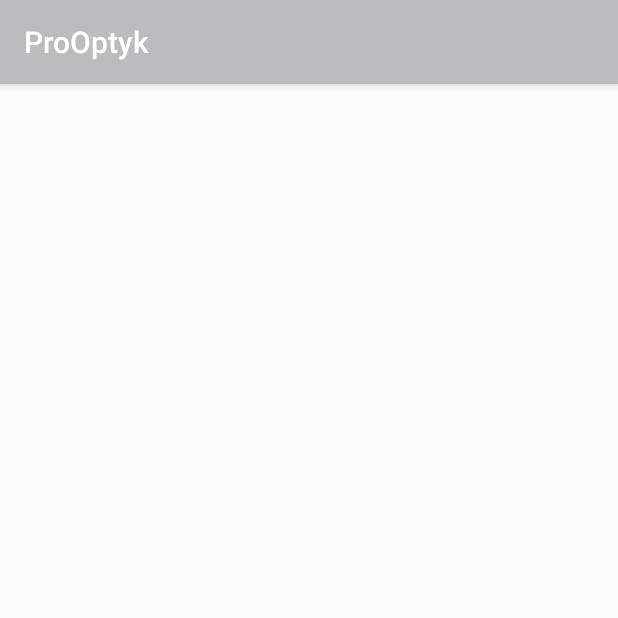
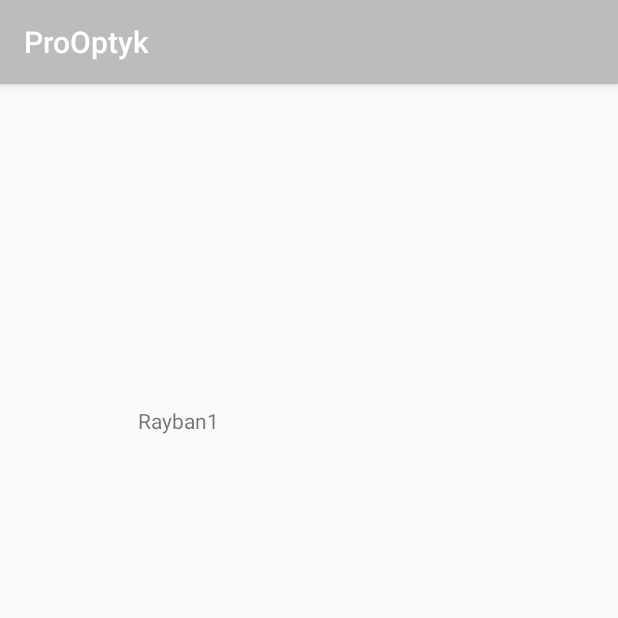
Before and after one commit to tomaszporeba/PROOptykMobile, an Android app: the MainActivity screen opened directly, with no data from a screen before it, on a phone screen of 412 x 824 dp, the top half of it. Run offline under Robolectric (Android 15) with nearby library versions, the phone set to English and light mode, and no system bars; our stand-ins replace Dagger/Hilt's generated code, Room's generated code, RxJava, data binding.

Commit message:
injecting and setting eyeglass adapter

```diff
--- a/app/src/main/java/com/example/tomas/prooptyk/data/ProOptykDatabase.kt
+++ b/app/src/main/java/com/example/tomas/prooptyk/data/ProOptykDatabase.kt
@@ -2,11 +2,12 @@ package com.example.tomas.prooptyk.data
 
 import android.arch.persistence.room.Database
 import android.arch.persistence.room.RoomDatabase
+import com.example.tomas.prooptyk.model.Eyeglass
 import com.example.tomas.prooptyk.model.User
 import com.example.tomas.prooptyk.model.UserResponse
 
 
-@Database(entities = arrayOf(User::class), version = 1)
+@Database(entities = arrayOf(User::class, Eyeglass::class), version = 1)
 abstract class ProOptykDatabase : RoomDatabase() {
 
     abstract fun userResponseDao() : UserResponseDao
--- a/app/src/main/java/com/example/tomas/prooptyk/injection/component/AppComponent.kt
+++ b/app/src/main/java/com/example/tomas/prooptyk/injection/component/AppComponent.kt
@@ -4,6 +4,7 @@ import android.app.Application
 import com.example.tomas.prooptyk.AndroidApp
 import com.example.tomas.prooptyk.injection.module.ActivityBuilder
 import com.example.tomas.prooptyk.injection.module.AppModule
+import com.example.tomas.prooptyk.injection.module.EyeglassAdapterModule
 import com.example.tomas.prooptyk.injection.module.ViewModelModule
 import com.example.tomas.prooptyk.screen.login.LoginActivityViewModel
 import com.example.tomas.prooptyk.screen.main.MainActivityViewModel
@@ -19,7 +20,7 @@ import javax.inject.Singleton
  */
 
 @Singleton
-@Component(modules = arrayOf(AndroidInjectionModule::class, AppModule::class, ActivityBuilder::class, ViewModelModule::class))
+@Component(modules = arrayOf(AndroidInjectionModule::class, AppModule::class, ActivityBuilder::class, ViewModelModule::class, EyeglassAdapterModule::class))
 interface AppComponent {
 
 
--- /dev/null
+++ b/app/src/main/java/com/example/tomas/prooptyk/injection/module/EyeglassAdapterModule.kt
@@ -0,0 +1,18 @@
+package com.example.tomas.prooptyk.injection.module
+
+import android.app.Application
+import com.example.tomas.prooptyk.utils.adapter.EyeglassAdapter
+import dagger.Module
+import dagger.Provides
+import javax.inject.Singleton
+
+@Module
+class EyeglassAdapterModule {
+
+    @Provides
+    fun provideEyeglassAdapter(): EyeglassAdapter {
+        return EyeglassAdapter()
+    }
+
+
+}
--- a/app/src/main/java/com/example/tomas/prooptyk/injection/module/ViewModelModule.kt
+++ b/app/src/main/java/com/example/tomas/prooptyk/injection/module/ViewModelModule.kt
@@ -2,18 +2,18 @@ package com.example.tomas.prooptyk.injection.module
 
 import android.arch.lifecycle.ViewModel
 import android.arch.lifecycle.ViewModelProvider
+import android.util.Log
 import com.example.tomas.prooptyk.screen.login.LoginActivityViewModel
+import com.example.tomas.prooptyk.screen.main.MainActivityViewModel
 import com.example.tomas.prooptyk.viewmodel.ViewModelKey
 import dagger.Binds
-import dagger.MapKey
 import dagger.Module
 import dagger.multibindings.IntoMap
 import javax.inject.Inject
 import javax.inject.Provider
 import javax.inject.Singleton
-import kotlin.reflect.KClass
 
-@Suppress("UNCHECKED_CAST")
+
 @Singleton
 class ViewModelFactory @Inject
 constructor(
@@ -21,10 +21,12 @@ constructor(
                 @JvmSuppressWildcards Provider<ViewModel>>
 ) : ViewModelProvider.Factory {
 
+    @Suppress("UNCHECKED_CAST")
     override fun <T : ViewModel> create(modelClass: Class<T>): T {
         var creator: Provider<out ViewModel>? = creators[modelClass]
         if (creator == null) {
             for ((key, value) in creators) {
+                Log.e("error", "log")
                 if (modelClass.isAssignableFrom(key)) {
                     creator = value
                     break
@@ -55,7 +57,12 @@ abstract class ViewModelModule {
     @Binds
     @IntoMap
     @ViewModelKey(LoginActivityViewModel::class)
-    abstract fun bindLoginActivityViewModel(mainViewModel: LoginActivityViewModel): ViewModel
+    abstract fun bindLoginActivityViewModel(loginViewModel: LoginActivityViewModel): ViewModel
+
+    @Binds
+    @IntoMap
+    @ViewModelKey(MainActivityViewModel::class)
+    abstract fun bindMainActivityViewModel(mainViewModel: MainActivityViewModel): ViewModel
 
 
 }
--- /dev/null
+++ b/app/src/main/java/com/example/tomas/prooptyk/model/Eyeglass.kt
@@ -0,0 +1,28 @@
+package com.example.tomas.prooptyk.model
+
+import android.arch.persistence.room.ColumnInfo
+import android.arch.persistence.room.Entity
+import android.arch.persistence.room.PrimaryKey
+import io.reactivex.annotations.NonNull
+
+
+@Entity(tableName = "eyeglass")
+class Eyeglass(
+        @PrimaryKey(autoGenerate = true)
+        @NonNull
+        @ColumnInfo(name = "eyeglass")
+        var Id : Int? = -1,
+
+        var holderName : String? = "",
+
+        var purchasePrice : Double? = -1.0,
+
+        var clientPrice : Double? = -1.0,
+
+        var vat : String? = "",
+
+        var availability : Int? = -1,
+
+        var color : String? = "",
+
+        var salon: String? = "")
--- a/app/src/main/java/com/example/tomas/prooptyk/model/User.kt
+++ b/app/src/main/java/com/example/tomas/prooptyk/model/User.kt
@@ -10,7 +10,7 @@ data class User(
         @PrimaryKey(autoGenerate = true)
         @NonNull
         @ColumnInfo(name = "id")
-        var id: Int = -1,
+        var id: Int? = null,
 
         @ColumnInfo(name = "username")
         var username: String = ""
--- a/app/src/main/java/com/example/tomas/prooptyk/screen/login/LoginActivity.kt
+++ b/app/src/main/java/com/example/tomas/prooptyk/screen/login/LoginActivity.kt
@@ -9,12 +9,10 @@ import android.databinding.DataBindingUtil
 import android.os.Bundle
 import com.example.tomas.prooptyk.R
 import com.example.tomas.prooptyk.databinding.ActivityLoginBinding
-import com.example.tomas.prooptyk.injection.module.ActivityBuilder
 import com.example.tomas.prooptyk.screen.main.MainActivity
 import dagger.android.AndroidInjection
 import io.reactivex.disposables.CompositeDisposable
 import org.jetbrains.anko.intentFor
-import org.jetbrains.anko.startActivity
 import javax.inject.Inject
 
 class LoginActivity : AppCompatActivity() {
--- a/app/src/main/java/com/example/tomas/prooptyk/screen/main/MainActivity.kt
+++ b/app/src/main/java/com/example/tomas/prooptyk/screen/main/MainActivity.kt
@@ -1,20 +1,55 @@
 package com.example.tomas.prooptyk.screen.main
 
+import android.arch.lifecycle.Observer
+import android.arch.lifecycle.ViewModelProvider
+import android.arch.lifecycle.ViewModelProviders
+import android.databinding.DataBindingUtil
 import android.os.Bundle
+import android.support.v7.app.AppCompatActivity
+import android.support.v7.widget.LinearLayoutManager
+import android.support.v7.widget.RecyclerView
 import com.example.tomas.prooptyk.R
-import dagger.android.DaggerActivity
+import com.example.tomas.prooptyk.databinding.ActivityMainBinding
+import com.example.tomas.prooptyk.utils.adapter.EyeglassAdapter
+import dagger.android.AndroidInjection
 import io.reactivex.disposables.CompositeDisposable
 import javax.inject.Inject
 
-class MainActivity : DaggerActivity() {
+class MainActivity : AppCompatActivity() {
 
     private val compositeDisposable by lazy { CompositeDisposable() }
 
-    @Inject lateinit var mainActivityViewModel: MainActivityViewModel
+    lateinit var binding : ActivityMainBinding
+
+    @Inject
+    lateinit var viewModelFactory : ViewModelProvider.Factory
+
+    private var recyclerView : RecyclerView? = null
+
+    @Inject
+    lateinit var eyeglassAdapter : EyeglassAdapter
 
     override fun onCreate(savedInstanceState: Bundle?) {
         super.onCreate(savedInstanceState)
-        setContentView(R.layout.activity_main)
+
+        binding = DataBindingUtil.setContentView(this, R.layout.activity_main)
+        AndroidInjection.inject(this)
+        val viewModel = ViewModelProviders.of(this, viewModelFactory).get(MainActivityViewModel::class.java)
+        binding.viewModel = viewModel
+
+        recyclerView = findViewById(R.id.eyeglassRecyclerView)
+
+        viewModel.getEyeglassList().observe(this, Observer { eyeglassArray ->
+            eyeglassAdapter!!.setEyeglassList(eyeglassArray)
+            recyclerView!!.layoutManager = LinearLayoutManager(this)
+            recyclerView!!.adapter = eyeglassAdapter
+
+        })
+
+//        viewModel.getEyeglassList()
+
+
+
 
     }
 
--- a/app/src/main/java/com/example/tomas/prooptyk/screen/main/MainActivityViewModel.kt
+++ b/app/src/main/java/com/example/tomas/prooptyk/screen/main/MainActivityViewModel.kt
@@ -1,7 +1,26 @@
 package com.example.tomas.prooptyk.screen.main
+
+import android.arch.lifecycle.MutableLiveData
+import android.arch.lifecycle.ViewModel
+import com.example.tomas.prooptyk.model.Eyeglass
+import javax.inject.Inject
 
 /**
  * Created by tomas on 13.08.2018.
  */
-class MainActivityViewModel() {
+class MainActivityViewModel @Inject constructor() : ViewModel() {
+
+    var mutableEyeglassArray = MutableLiveData<ArrayList<Eyeglass>>()
+    var eyeglassArray = ArrayList<Eyeglass>()
+    fun getEyeglassList(): MutableLiveData<ArrayList<Eyeglass>> {
+        for (i in 1..10) {
+
+            var eyeglass = Eyeglass(i, "Rayban" + i, 10.0, 20.0, "23", 5, "red", "Piwniczna")
+            eyeglassArray!!.add(eyeglass)
+        }
+
+        mutableEyeglassArray.value = eyeglassArray
+
+        return mutableEyeglassArray
+    }
 }
--- a/app/src/main/java/com/example/tomas/prooptyk/utils/Constants.kt
+++ b/app/src/main/java/com/example/tomas/prooptyk/utils/Constants.kt
@@ -3,4 +3,4 @@ package com.example.tomas.prooptyk.utils
 /**
  * Created by tomas on 13.08.2018.
  */
-const val BASE_URL: String = "http://192.168.1.103:8080"
+const val BASE_URL: String = "http://192.168.1.104:8080"
--- /dev/null
+++ b/app/src/main/java/com/example/tomas/prooptyk/utils/adapter/EyeglassAdapter.kt
@@ -0,0 +1,35 @@
+package com.example.tomas.prooptyk.utils.adapter
+
+import android.support.v7.widget.RecyclerView
+import android.view.LayoutInflater
+import android.view.ViewGroup
+import com.example.tomas.prooptyk.R
+import com.example.tomas.prooptyk.model.Eyeglass
+
+class EyeglassAdapter : RecyclerView.Adapter<EyeglassViewHolder>() {
+
+    private var mEyeglassList : ArrayList<Eyeglass>? = null
+
+    fun setEyeglassList(eyeglassList: ArrayList<Eyeglass>?) {
+        mEyeglassList = eyeglassList
+    }
+
+    override fun onCreateViewHolder(parent: ViewGroup, viewType: Int): EyeglassViewHolder {
+        val inflater = LayoutInflater.from(parent.context)
+
+        val view = inflater.inflate(R.layout.eyeglass_item, parent, false)
+
+        return EyeglassViewHolder(view)
+    }
+
+    override fun getItemCount(): Int {
+        return mEyeglassList!!.size
+    }
+
+    override fun onBindViewHolder(holder: EyeglassViewHolder, position: Int) {
+
+        val eyeglass = mEyeglassList?.get(position)
+        val holderName = eyeglass?.holderName
+        holder.holderName.text = holderName
+    }
+}
--- /dev/null
+++ b/app/src/main/java/com/example/tomas/prooptyk/utils/adapter/EyeglassViewHolder.kt
@@ -0,0 +1,11 @@
+package com.example.tomas.prooptyk.utils.adapter
+
+import android.support.v7.widget.RecyclerView
+import android.view.View
+import android.widget.TextView
+import com.example.tomas.prooptyk.R
+
+class EyeglassViewHolder(var layout: View) : RecyclerView.ViewHolder(layout) {
+
+    var holderName: TextView = layout.findViewById(R.id.holderName)
+}
--- a/app/src/main/res/layout/activity_main.xml
+++ b/app/src/main/res/layout/activity_main.xml
@@ -1,27 +1,30 @@
 <?xml version="1.0" encoding="utf-8"?>
-<android.support.constraint.ConstraintLayout xmlns:android="http://schemas.android.com/apk/res/android"
+
+<layout xmlns:android="http://schemas.android.com/apk/res/android"
     xmlns:app="http://schemas.android.com/apk/res-auto"
-    xmlns:tools="http://schemas.android.com/tools"
-    android:layout_width="match_parent"
-    android:layout_height="match_parent"
-    tools:context="com.example.tomas.prooptyk.screen.main.MainActivity">
+    xmlns:tools="http://schemas.android.com/tools">
 
-    <EditText
-        android:id="@+id/loginField"
-        android:layout_width="0dp"
-        android:layout_height="50dp"
-        android:layout_marginBottom="8dp"
-        android:layout_marginEnd="24dp"
-        android:layout_marginStart="24dp"
-        android:background="@drawable/button_border"
-        android:ems="10"
-        android:gravity="center_horizontal|center_vertical"
-        android:hint="@string/login_field"
-        android:inputType="textPersonName"
-        app:layout_constraintEnd_toEndOf="parent"
-        app:layout_constraintHorizontal_bias="0.0"
-        app:layout_constraintStart_toStartOf="parent" />
+    <data>
+
+        <variable
+            name="viewModel"
+            type="com.example.tomas.prooptyk.screen.main.MainActivityViewModel" />
+    </data>
 
 
+    <android.support.constraint.ConstraintLayout
+        android:layout_width="match_parent"
+        android:layout_height="match_parent"
+        tools:context="com.example.tomas.prooptyk.screen.main.MainActivity">
 
-</android.support.constraint.ConstraintLayout>
+        <android.support.v7.widget.RecyclerView
+            android:id="@+id/eyeglassRecyclerView"
+            android:layout_width="match_parent"
+            android:layout_height="match_parent">
+
+        </android.support.v7.widget.RecyclerView>
+
+    </android.support.constraint.ConstraintLayout>
+
+
+</layout>
--- /dev/null
+++ b/app/src/main/res/layout/eyeglass_item.xml
@@ -0,0 +1,22 @@
+<?xml version="1.0" encoding="utf-8"?>
+<android.support.constraint.ConstraintLayout
+    xmlns:android="http://schemas.android.com/apk/res/android"
+    xmlns:app="http://schemas.android.com/apk/res-auto"
+    xmlns:tools="http://schemas.android.com/tools"
+    android:layout_width="match_parent"
+    android:layout_height="match_parent">
+
+    <TextView
+        android:id="@+id/holderName"
+        android:layout_width="wrap_content"
+        android:layout_height="wrap_content"
+        android:layout_marginBottom="406dp"
+        android:layout_marginEnd="250dp"
+        android:layout_marginStart="76dp"
+        android:layout_marginTop="86dp"
+        android:text="TextView"
+        app:layout_constraintBottom_toBottomOf="parent"
+        app:layout_constraintEnd_toEndOf="parent"
+        app:layout_constraintStart_toStartOf="parent"
+        app:layout_constraintTop_toTopOf="parent" />
+</android.support.constraint.ConstraintLayout>
```
